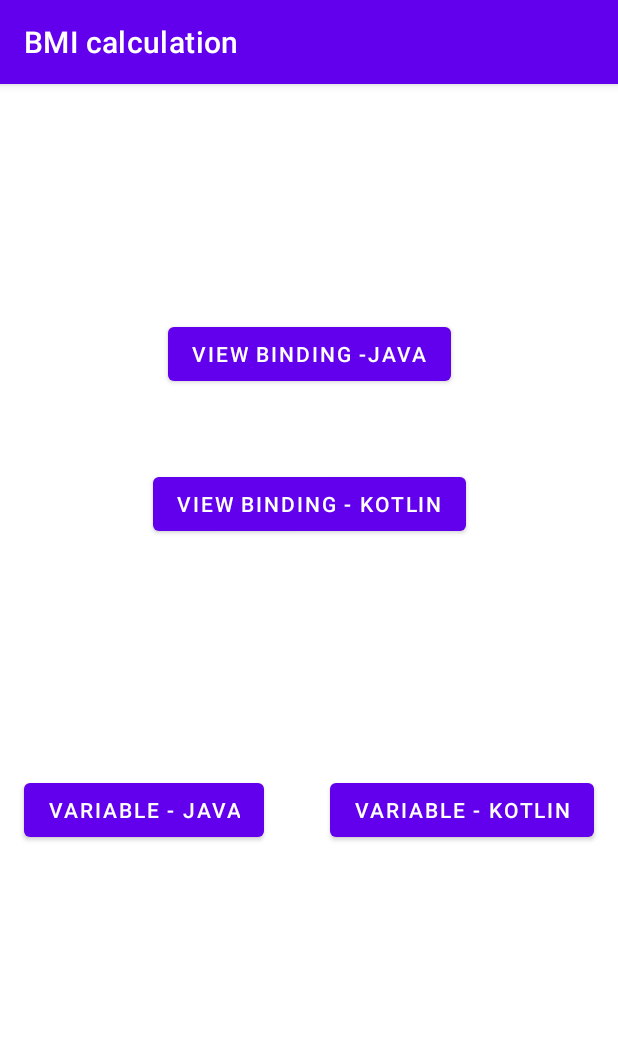
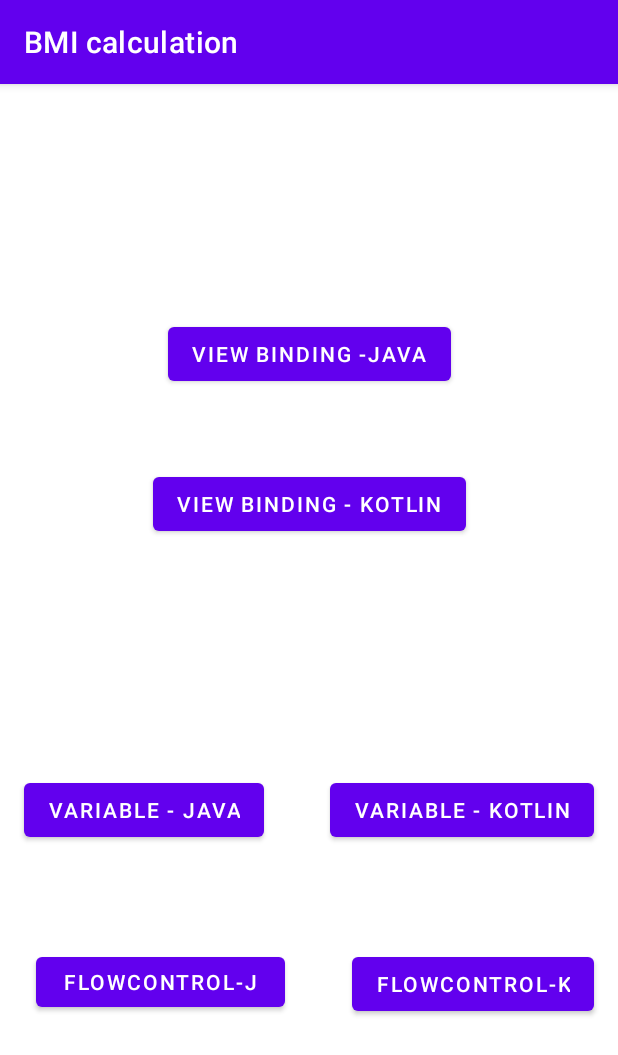
Before and after one commit to parkseungjun12/HelloKotlin428, an Android app: the screen it shows after launch (MainActivity), on a phone screen of 412 x 824 dp. Shown: the top 1055 px of the screen. Run offline under Robolectric (Android 15) with nearby library versions, the phone set to English and light mode, and no system bars.

Commit message:
Flow control in Java

```diff
--- a/app/src/main/java/com/example/hellokotlin428/MainActivity.kt
+++ b/app/src/main/java/com/example/hellokotlin428/MainActivity.kt
@@ -17,6 +17,8 @@ class MainActivity : AppCompatActivity() {
         val btnKotlin = findViewById<Button>(R.id.btnKotlin)
         val btnVarJava = findViewById<Button>(R.id.btnVarJava)
         val btnVarKotlin = findViewById<Button>(R.id.btnVarKotlin)
+        val btnFlowControlJava = findViewById<Button>(R.id.btnFlowControlJava)
+        val btnFlowControlKotlin = findViewById<Button>(R.id.btnFlowControlKotlin)
 
         btnJava.setOnClickListener {
             startActivity(Intent(this@MainActivity, BmiJavaActivity::class.java))
@@ -30,5 +32,12 @@ class MainActivity : AppCompatActivity() {
         btnVarKotlin.setOnClickListener {
             startActivity(Intent( this@MainActivity, VariableKotlinActivity::class.java))
         }
+        btnFlowControlJava.setOnClickListener {
+            startActivity(Intent(this@MainActivity, FlowControlJavaActivity::class.java))
+        }
+        btnFlowControlKotlin.setOnClickListener {
+            startActivity(Intent(this@MainActivity, FlowControlKotlinActivity::class.java))
+        }
+
     }
 }
--- a/app/src/main/res/layout/activity_main.xml
+++ b/app/src/main/res/layout/activity_main.xml
@@ -47,4 +47,22 @@
         app:layout_constraintTop_toTopOf="@+id/btnVarJava"
         app:layout_constraintVertical_bias="0.0" />
 
+    <Button
+        android:id="@+id/btnFlowControlJava"
+        android:layout_width="166dp"
+        android:layout_height="45dp"
+        android:layout_marginStart="8dp"
+        android:layout_marginTop="68dp"
+        android:text="FlowControl-J"
+        app:layout_constraintStart_toStartOf="@+id/btnVarJava"
+        app:layout_constraintTop_toBottomOf="@+id/btnVarJava" />
+
+    <Button
+        android:id="@+id/btnFlowControlKotlin"
+        android:layout_width="wrap_content"
+        android:layout_height="wrap_content"
+        android:text="FlowControl-K"
+        app:layout_constraintEnd_toEndOf="@+id/btnVarKotlin"
+        app:layout_constraintTop_toTopOf="@+id/btnFlowControlJava" />
+
 </androidx.constraintlayout.widget.ConstraintLayout>
```
Also changed, not shown: app/src/main/AndroidManifest.xml (+8 -1 lines), app/src/main/java/com/example/hellokotlin428/FlowControlJavaActivity.java (added, +46 -0 lines), app/src/main/java/com/example/hellokotlin428/FlowControlKotlinActivity.kt (added, +11 -0 lines), app/src/main/res/layout/layout_flowcontrol.xml (added, +29 -0 lines).
